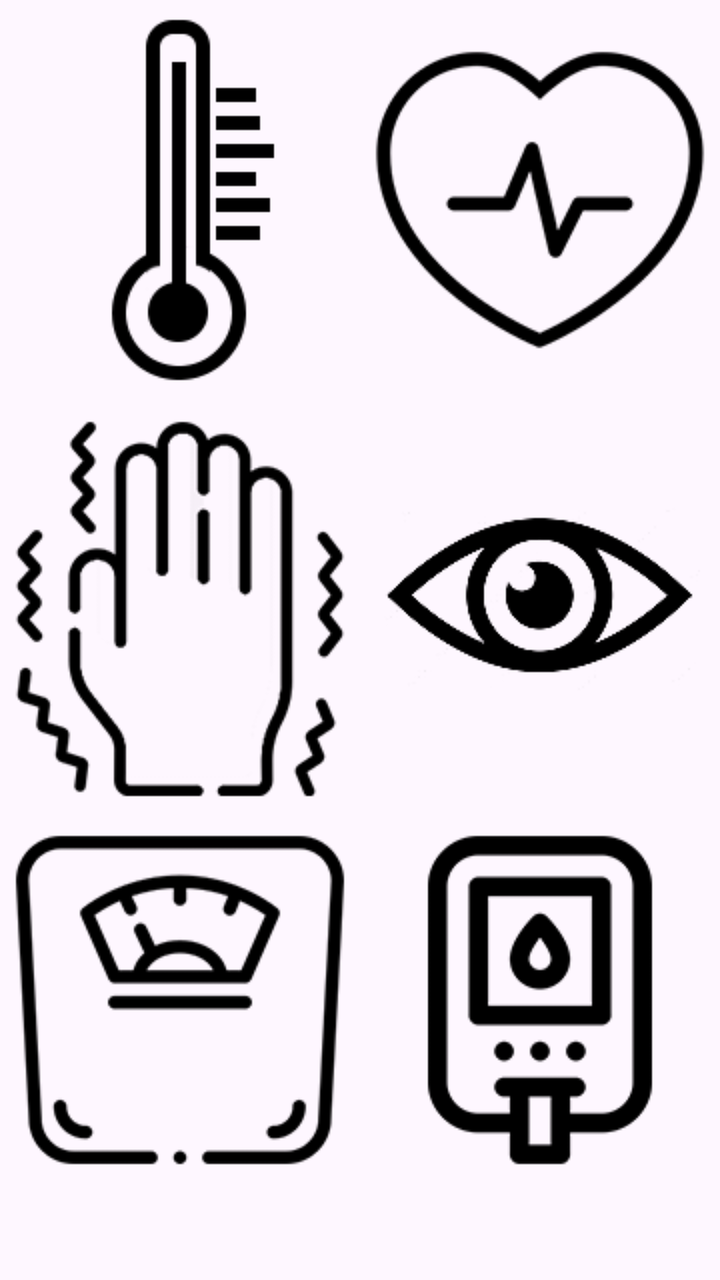
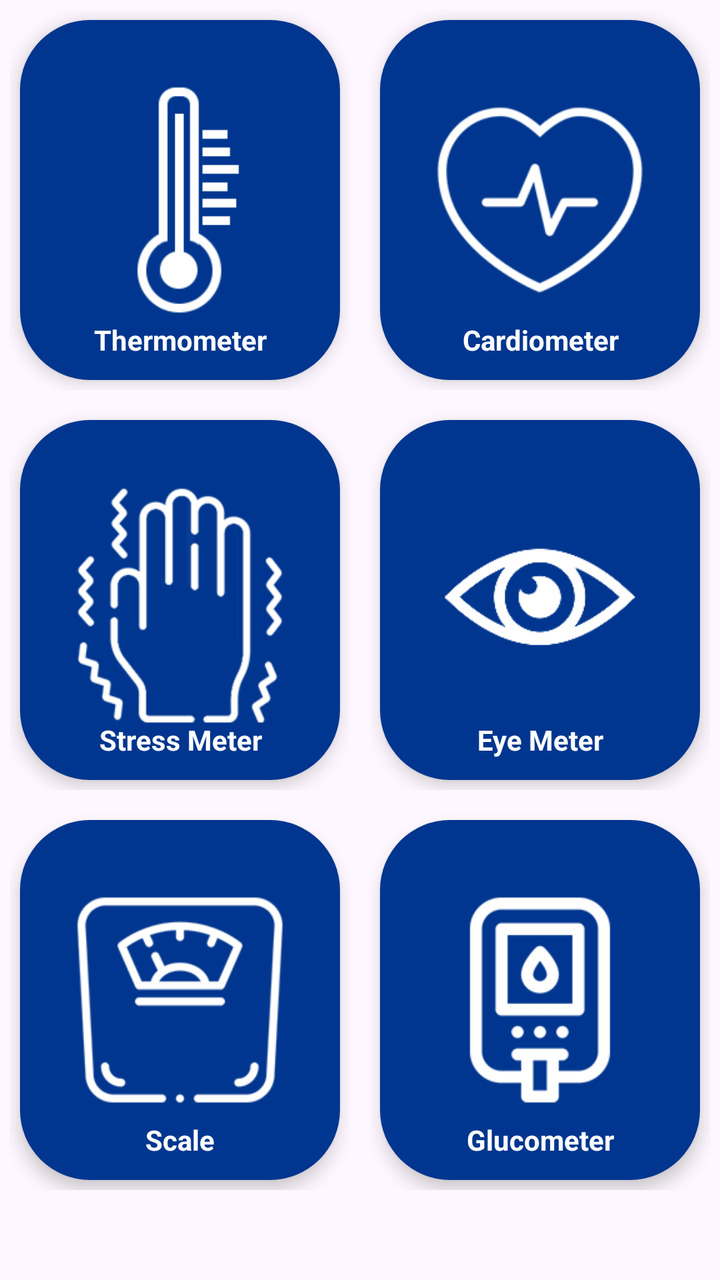

Two renders of the same Android screen: before a commit and after it. Below are the layout's source before the change and the commit's diff.
<!-- AndroidManifest.xml: application theme Theme.AsilAppBox -->
<!-- res/layout/fragment_main_page.xml -->
<?xml version="1.0" encoding="utf-8"?>
<ScrollView xmlns:app="http://schemas.android.com/apk/res-auto"
    xmlns:tools="http://schemas.android.com/tools"
    android:layout_width="match_parent"
    android:layout_height="match_parent"
    android:layout_margin="25dp"
    xmlns:android="http://schemas.android.com/apk/res/android">

        <LinearLayout
            android:layout_width="match_parent"
            android:layout_height="match_parent"
            android:orientation="vertical"
            tools:context=".MainActivity">

            <LinearLayout
                android:layout_width="match_parent"
                android:layout_height="wrap_content"
                android:layout_weight="1"
                android:orientation="horizontal">

                <ImageButton
                    android:id="@+id/temperature_btn"
                    android:layout_width="wrap_content"
                    android:layout_height="200dp"
                    android:layout_weight="1"
                    android:backgroundTint="@android:color/transparent"
                    android:clickable="true"
                    android:foreground="?android:attr/selectableItemBackground"
                    android:src="@drawable/temp_icon" />

                <ImageButton
                    android:id="@+id/cardio_btn"
                    android:layout_width="wrap_content"
                    android:layout_height="200dp"
                    android:layout_weight="1"
                    android:backgroundTint="@android:color/transparent"
                    android:clickable="true"
                    android:foreground="?android:attr/selectableItemBackground"
                    android:src="@drawable/heart_icon" />

            </LinearLayout>

            <LinearLayout
                android:layout_width="match_parent"
                android:layout_height="wrap_content"
                android:layout_weight="1"
                android:orientation="horizontal">

                <ImageButton
                    android:id="@+id/stress_btn"
                    android:layout_width="wrap_content"
                    android:layout_height="200dp"
                    android:layout_weight="1"
                    android:backgroundTint="@android:color/transparent"
                    android:clickable="true"
                    android:foreground="?android:attr/selectableItemBackground"
                    android:src="@drawable/parkinson_icon" />

                <ImageButton
                    android:id="@+id/eye_btn"
                    android:layout_width="wrap_content"
                    android:layout_height="200dp"
                    android:layout_weight="1"
                    android:backgroundTint="@android:color/transparent"
                    android:clickable="true"
                    android:foreground="?android:attr/selectableItemBackground"
                    android:src="@drawable/eye_icon" />

            </LinearLayout>

            <LinearLayout
                android:layout_width="match_parent"
                android:layout_height="wrap_content"
                android:layout_weight="1"
                android:orientation="horizontal">

                <ImageButton
                    android:id="@+id/scale_btn"
                    android:layout_width="wrap_content"
                    android:layout_height="200dp"
                    android:layout_weight="1"
                    android:backgroundTint="@android:color/transparent"
                    android:clickable="true"
                    android:foreground="?android:attr/selectableItemBackground"
                    android:src="@drawable/scale_icon" />

                <ImageButton
                    android:id="@+id/glucometer_btn"
                    android:layout_width="wrap_content"
                    android:layout_height="200dp"
                    android:layout_weight="1"
                    android:backgroundTint="@android:color/transparent"
                    android:clickable="true"
                    android:foreground="?android:attr/selectableItemBackground"
                    android:src="@drawable/glucometer_icon" />
            </LinearLayout>

        </LinearLayout>

</ScrollView>
<!-- resources referenced by this layout -->
<resources>
  <!-- drawable eye_icon: png bitmap (drawable, 4445 bytes) -->
  <!-- drawable glucometer_icon: png bitmap (drawable, 4859 bytes) -->
  <!-- drawable heart_icon: png bitmap (drawable, 6644 bytes) -->
  <!-- drawable parkinson_icon: png bitmap (drawable, 8186 bytes) -->
  <!-- drawable scale_icon: png bitmap (drawable, 7524 bytes) -->
  <!-- drawable temp_icon: png bitmap (drawable, 4351 bytes) -->
  <style name="Theme.AsilAppBox" parent="Base.Theme.AsilAppBox" />
  <style name="Base.Theme.AsilAppBox" parent="Theme.Material3.DayNight.NoActionBar">
          
          
      </style>
</resources>

<!-- the commit's change to res/layout/fragment_main_page.xml (unified diff, before → after) -->
@@ -3,7 +3,7 @@
     xmlns:tools="http://schemas.android.com/tools"
     android:layout_width="match_parent"
     android:layout_height="match_parent"
-    android:layout_margin="25dp"
+    android:layout_margin="15dp"
     xmlns:android="http://schemas.android.com/apk/res/android">
 
         <LinearLayout
@@ -14,85 +14,276 @@
 
             <LinearLayout
                 android:layout_width="match_parent"
-                android:layout_height="wrap_content"
-                android:layout_weight="1"
+                android:layout_height="200dp"
                 android:orientation="horizontal">
 
-                <ImageButton
+                <androidx.constraintlayout.widget.ConstraintLayout
                     android:id="@+id/temperature_btn"
-                    android:layout_width="wrap_content"
-                    android:layout_height="200dp"
-                    android:layout_weight="1"
-                    android:backgroundTint="@android:color/transparent"
-                    android:clickable="true"
-                    android:foreground="?android:attr/selectableItemBackground"
-                    android:src="@drawable/temp_icon" />
-
-                <ImageButton
+                    android:layout_width="match_parent"
+                    android:layout_height="match_parent"
+                    android:layout_margin="5dp"
+                    android:padding="5dp"
+                    android:clipToPadding="false"
+                    android:layout_weight="1"
+                    android:clickable="true"
+                    android:foreground="?android:attr/selectableItemBackground">
+
+                    <ImageView
+                        android:id="@+id/temperature_icon_bg"
+                        android:layout_width="match_parent"
+                        android:layout_height="match_parent"
+                        android:background="@drawable/rounded"
+                        android:backgroundTint="@color/appMainColorDark"
+                        android:elevation="5dp"
+                        tools:layout_editor_absoluteX="5dp"
+                        tools:layout_editor_absoluteY="5dp" />
+                    <ImageView
+                        android:id="@+id/temperature_icon"
+                        android:src="@mipmap/temp_icon_night"
+                        android:layout_width="match_parent"
+                        android:layout_height="match_parent"
+                        android:elevation="5dp"/>
+                    <TextView
+                        android:layout_width="match_parent"
+                        android:layout_height="wrap_content"
+                        android:layout_marginTop="-30dp"
+                        android:elevation="5dp"
+                        android:text="@string/temperature"
+                        android:textAlignment="center"
+                        android:textColor="@color/white"
+                        android:textStyle="bold"
+                        app:layout_constraintEnd_toEndOf="parent"
+                        app:layout_constraintStart_toStartOf="parent"
+                        app:layout_constraintTop_toBottomOf="@+id/temperature_icon_bg" />
+
+                </androidx.constraintlayout.widget.ConstraintLayout>
+
+
+                <androidx.constraintlayout.widget.ConstraintLayout
                     android:id="@+id/cardio_btn"
-                    android:layout_width="wrap_content"
-                    android:layout_height="200dp"
-                    android:layout_weight="1"
-                    android:backgroundTint="@android:color/transparent"
-                    android:clickable="true"
-                    android:foreground="?android:attr/selectableItemBackground"
-                    android:src="@drawable/heart_icon" />
+                    android:layout_width="match_parent"
+                    android:layout_height="match_parent"
+                    android:layout_margin="5dp"
+                    android:padding="5dp"
+                    android:clipToPadding="false"
+                    android:layout_weight="1"
+                    android:clickable="true"
+                    android:foreground="?android:attr/selectableItemBackground">
+
+                    <ImageView
+                        android:id="@+id/cardio_icon_bg"
+                        android:layout_width="match_parent"
+                        android:layout_height="match_parent"
+                        android:background="@drawable/rounded"
+                        android:backgroundTint="@color/appMainColorDark"
+                        android:elevation="5dp"
+                        tools:layout_editor_absoluteX="5dp"
+                        tools:layout_editor_absoluteY="5dp" />
+                    <ImageView
+                        android:id="@+id/cardio_icon"
+                        android:src="@mipmap/heart_icon_night"
+                        android:layout_width="match_parent"
+                        android:layout_height="match_parent"
+                        android:elevation="5dp"/>
+                    <TextView
+                        android:layout_width="match_parent"
+                        android:layout_height="wrap_content"
+                        android:layout_marginTop="-30dp"
+                        android:elevation="5dp"
+                        android:text="@string/cardio"
+                        android:textAlignment="center"
+                        android:textColor="@color/white"
+                        android:textStyle="bold"
+                        app:layout_constraintEnd_toEndOf="parent"
+                        app:layout_constraintStart_toStartOf="parent"
+                        app:layout_constraintTop_toBottomOf="@+id/cardio_icon_bg" />
+
+                </androidx.constraintlayout.widget.ConstraintLayout>
+
 
             </LinearLayout>
 
             <LinearLayout
                 android:layout_width="match_parent"
-                android:layout_height="wrap_content"
-                android:layout_weight="1"
+                android:layout_height="200dp"
                 android:orientation="horizontal">
 
-                <ImageButton
+                <androidx.constraintlayout.widget.ConstraintLayout
                     android:id="@+id/stress_btn"
-                    android:layout_width="wrap_content"
-                    android:layout_height="200dp"
-                    android:layout_weight="1"
-                    android:backgroundTint="@android:color/transparent"
-                    android:clickable="true"
-                    android:foreground="?android:attr/selectableItemBackground"
-                    android:src="@drawable/parkinson_icon" />
-
-                <ImageButton
+                    android:layout_width="match_parent"
+                    android:layout_height="match_parent"
+                    android:layout_margin="5dp"
+                    android:padding="5dp"
+                    android:clipToPadding="false"
+                    android:layout_weight="1"
+                    android:clickable="true"
+                    android:foreground="?android:attr/selectableItemBackground">
+
+                    <ImageView
+                        android:id="@+id/stress_icon_bg"
+                        android:layout_width="match_parent"
+                        android:layout_height="match_parent"
+                        android:background="@drawable/rounded"
+                        android:backgroundTint="@color/appMainColorDark"
+                        android:elevation="5dp"
+                        tools:layout_editor_absoluteX="5dp"
+                        tools:layout_editor_absoluteY="5dp" />
+                    <ImageView
+                        android:id="@+id/stress_icon"
+                        android:src="@mipmap/parkinson_icon_night"
+                        android:layout_width="match_parent"
+                        android:layout_height="match_parent"
+                        android:elevation="5dp"/>
+                    <TextView
+                        android:layout_width="match_parent"
+                        android:layout_height="wrap_content"
+                        android:layout_marginTop="-30dp"
+                        android:elevation="5dp"
+                        android:text="@string/stress"
+                        android:textAlignment="center"
+                        android:textColor="@color/white"
+                        android:textStyle="bold"
+                        app:layout_constraintEnd_toEndOf="parent"
+                        app:layout_constraintStart_toStartOf="parent"
+                        app:layout_constraintTop_toBottomOf="@+id/stress_icon_bg" />
+
+
+                </androidx.constraintlayout.widget.ConstraintLayout>
+
+
+                <androidx.constraintlayout.widget.ConstraintLayout
                     android:id="@+id/eye_btn"
-                    android:layout_width="wrap_content"
-                    android:layout_height="200dp"
-                    android:layout_weight="1"
-                    android:backgroundTint="@android:color/transparent"
-                    android:clickable="true"
-                    android:foreground="?android:attr/selectableItemBackground"
-                    android:src="@drawable/eye_icon" />
+                    android:layout_width="match_parent"
+                    android:layout_height="match_parent"
+                    android:layout_margin="5dp"
+                    android:padding="5dp"
+                    android:clipToPadding="false"
+                    android:layout_weight="1"
+                    android:clickable="true"
+                    android:foreground="?android:attr/selectableItemBackground">
+
+                    <ImageView
+                        android:id="@+id/eye_icon_bg"
+                        android:layout_width="match_parent"
+                        android:layout_height="match_parent"
+                        android:background="@drawable/rounded"
+                        android:backgroundTint="@color/appMainColorDark"
+                        android:elevation="5dp"
+                        tools:layout_editor_absoluteX="5dp"
+                        tools:layout_editor_absoluteY="5dp" />
+                    <ImageView
+                        android:id="@+id/eye_icon"
+                        android:src="@mipmap/eye_icon_night"
+                        android:layout_width="match_parent"
+                        android:layout_height="match_parent"
+                        android:elevation="5dp"/>
+                    <TextView
+                        android:layout_width="match_parent"
+                        android:layout_height="wrap_content"
+                        android:layout_marginTop="-30dp"
+                        android:elevation="5dp"
+                        android:text="@string/eye"
+                        android:textAlignment="center"
+                        android:textColor="@color/white"
+                        android:textStyle="bold"
+                        app:layout_constraintEnd_toEndOf="parent"
+                        app:layout_constraintStart_toStartOf="parent"
+                        app:layout_constraintTop_toBottomOf="@+id/eye_icon_bg" />
+
+
+                </androidx.constraintlayout.widget.ConstraintLayout>
+
 
             </LinearLayout>
 
             <LinearLayout
                 android:layout_width="match_parent"
-                android:layout_height="wrap_content"
-                android:layout_weight="1"
+                android:layout_height="200dp"
                 android:orientation="horizontal">
 
-                <ImageButton
+                <androidx.constraintlayout.widget.ConstraintLayout
                     android:id="@+id/scale_btn"
-                    android:layout_width="wrap_content"
-                    android:layout_height="200dp"
-                    android:layout_weight="1"
-                    android:backgroundTint="@android:color/transparent"
-                    android:clickable="true"
-                    android:foreground="?android:attr/selectableItemBackground"
-                    android:src="@drawable/scale_icon" />
-
-                <ImageButton
+                    android:layout_width="match_parent"
+                    android:layout_height="match_parent"
+                    android:layout_margin="5dp"
+                    android:padding="5dp"
+                    android:clipToPadding="false"
+                    android:layout_weight="1"
+                    android:clickable="true"
+                    android:foreground="?android:attr/selectableItemBackground">
+
+                    <ImageView
+                        android:id="@+id/scale_icon_bg"
+                        android:layout_width="match_parent"
+                        android:layout_height="match_parent"
+                        android:background="@drawable/rounded"
+                        android:backgroundTint="@color/appMainColorDark"
+                        android:elevation="5dp"
+                        tools:layout_editor_absoluteX="5dp"
+                        tools:layout_editor_absoluteY="5dp" />
+                    <ImageView
+                        android:id="@+id/scale_icon"
+                        android:src="@mipmap/scale_icon"
+                        android:layout_width="match_parent"
+                        android:layout_height="match_parent"
+                        android:elevation="5dp"/>
+                    <TextView
+                        android:layout_width="match_parent"
+                        android:layout_height="wrap_content"
+                        android:layout_marginTop="-30dp"
+                        android:elevation="5dp"
+                        android:text="@string/scale"
+                        android:textAlignment="center"
+                        android:textColor="@color/white"
+                        android:textStyle="bold"
+                        app:layout_constraintEnd_toEndOf="parent"
+                        app:layout_constraintStart_toStartOf="parent"
+                        app:layout_constraintTop_toBottomOf="@+id/scale_icon_bg" />
+
+
+                </androidx.constraintlayout.widget.ConstraintLayout>
+
+                <androidx.constraintlayout.widget.ConstraintLayout
                     android:id="@+id/glucometer_btn"
-                    android:layout_width="wrap_content"
-                    android:layout_height="200dp"
-                    android:layout_weight="1"
-                    android:backgroundTint="@android:color/transparent"
-                    android:clickable="true"
-                    android:foreground="?android:attr/selectableItemBackground"
-                    android:src="@drawable/glucometer_icon" />
+                    android:layout_width="match_parent"
+                    android:layout_height="match_parent"
+                    android:layout_margin="5dp"
+                    android:layout_weight="1"
+                    android:clipToPadding="false"
+                    android:padding="5dp"
+                    android:clickable="true"
+                    android:foreground="?android:attr/selectableItemBackground">
+
+                    <ImageView
+                        android:id="@+id/glucometer_icon_bg"
+                        android:layout_width="match_parent"
+                        android:layout_height="match_parent"
+                        android:background="@drawable/rounded"
+                        android:backgroundTint="@color/appMainColorDark"
+                        android:elevation="5dp"
+                        tools:layout_editor_absoluteX="5dp"
+                        tools:layout_editor_absoluteY="5dp" />
+                    <ImageView
+                        android:id="@+id/glucometer_icon"
+                        android:layout_width="match_parent"
+                        android:layout_height="match_parent"
+                        android:elevation="5dp"
+                        android:src="@mipmap/glucometer_icon" />
+                    <TextView
+                        android:layout_width="match_parent"
+                        android:layout_height="wrap_content"
+                        android:layout_marginTop="-30dp"
+                        android:elevation="5dp"
+                        android:text="@string/glucometer"
+                        android:textAlignment="center"
+                        android:textColor="@color/white"
+                        android:textStyle="bold"
+                        app:layout_constraintEnd_toEndOf="parent"
+                        app:layout_constraintStart_toStartOf="parent"
+                        app:layout_constraintTop_toBottomOf="@+id/glucometer_icon_bg" />
+
+                </androidx.constraintlayout.widget.ConstraintLayout>
+
             </LinearLayout>
 
         </LinearLayout>
<!-- resource entries referenced after the edit -->
@@ -1,11 +1,31 @@
 <!-- resources referenced by this layout -->
 <resources>
-  <!-- drawable eye_icon: png bitmap (drawable, 4445 bytes) -->
-  <!-- drawable glucometer_icon: png bitmap (drawable, 4859 bytes) -->
-  <!-- drawable heart_icon: png bitmap (drawable, 6644 bytes) -->
-  <!-- drawable parkinson_icon: png bitmap (drawable, 8186 bytes) -->
-  <!-- drawable scale_icon: png bitmap (drawable, 7524 bytes) -->
-  <!-- drawable temp_icon: png bitmap (drawable, 4351 bytes) -->
+  <color name="appMainColorDark">#00368f</color>
+  <color name="white">#FFFFFFFF</color>
+  <!-- drawable rounded (drawable) -->
+  <?xml version="1.0" encoding="utf-8"?>
+  <shape xmlns:android="http://schemas.android.com/apk/res/android"
+      android:shape="rectangle"
+      android:padding="10dp">
+      <solid android:color="#FFFFFF"/>
+      <corners
+          android:bottomRightRadius="35dp"
+          android:bottomLeftRadius="35dp"
+          android:topLeftRadius="35dp"
+          android:topRightRadius="35dp" />
+  </shape>
+  <!-- mipmap eye_icon_night: png bitmap (mipmap-hdpi, 4185 bytes) -->
+  <!-- mipmap glucometer_icon: png bitmap (mipmap-hdpi, 4661 bytes) -->
+  <!-- mipmap heart_icon_night: png bitmap (mipmap-hdpi, 6311 bytes) -->
+  <!-- mipmap parkinson_icon_night: png bitmap (mipmap-hdpi, 7900 bytes) -->
+  <!-- mipmap scale_icon: png bitmap (mipmap-hdpi, 7245 bytes) -->
+  <!-- mipmap temp_icon_night: png bitmap (mipmap-hdpi, 4171 bytes) -->
+  <string name="cardio">Cardiometer</string>
+  <string name="eye">Eye Meter</string>
+  <string name="glucometer">Glucometer</string>
+  <string name="scale">Scale</string>
+  <string name="stress">Stress Meter</string>
+  <string name="temperature">Thermometer</string>
   <style name="Theme.AsilAppBox" parent="Base.Theme.AsilAppBox" />
   <style name="Base.Theme.AsilAppBox" parent="Theme.Material3.DayNight.NoActionBar">
           
